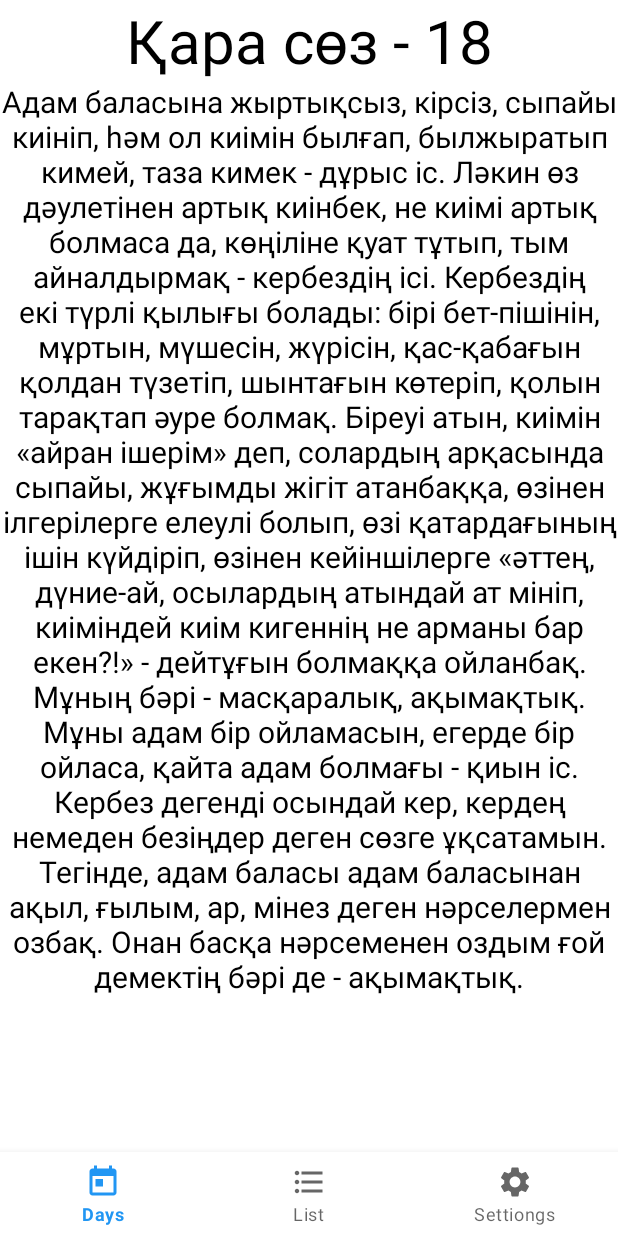
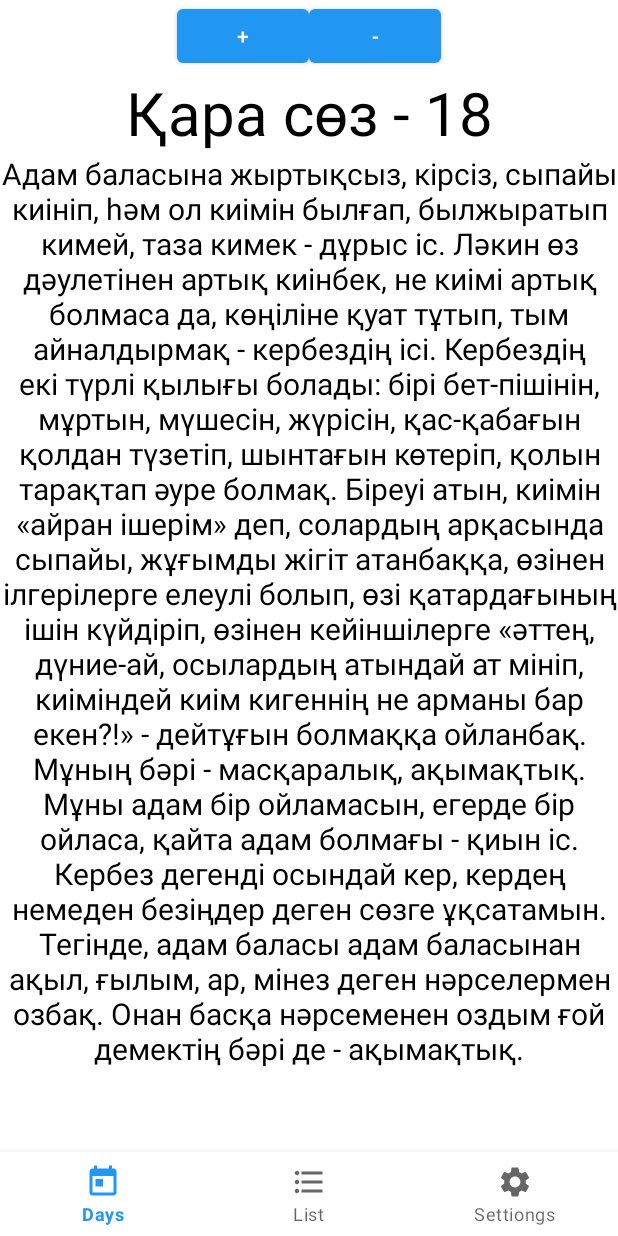
Before and after one commit to jumagaliev1/bugin-erten, an Android app: the screen it shows after launch (MainActivity), on a phone screen of 412 x 824 dp. Run offline under Robolectric (Android 15) with nearby library versions, the phone set to English and light mode, and no system bars; our stand-ins replace Timber, data binding, navigation-ui.

Commit message:
transport to MVVM

```diff
--- a/app/build.gradle
+++ b/app/build.gradle
@@ -2,6 +2,7 @@ plugins {
     id 'com.android.application'
     id 'org.jetbrains.kotlin.android'
     id 'kotlin-android-extensions'
+    id 'kotlin-kapt'
 }
 
 android {
@@ -34,6 +35,7 @@ android {
 
     buildFeatures {
         viewBinding true
+        dataBinding true
     }
 }
 
@@ -46,6 +48,7 @@ dependencies {
     implementation 'androidx.navigation:navigation-fragment-ktx:2.5.3'
     implementation 'androidx.navigation:navigation-ui-ktx:2.5.3'
     implementation 'com.jakewharton.timber:timber:4.7.1'
+    implementation 'androidx.lifecycle:lifecycle-viewmodel-ktx:2.3.1'
     testImplementation 'junit:junit:4.13.2'
     androidTestImplementation 'androidx.test.ext:junit:1.1.3'
     androidTestImplementation 'androidx.test.espresso:espresso-core:3.4.0'
--- a/app/src/main/java/com/example/bugin_erten/DaysFragment.kt
+++ b/app/src/main/java/com/example/bugin_erten/DaysFragment.kt
@@ -5,13 +5,17 @@ import androidx.fragment.app.Fragment
 import android.view.LayoutInflater
 import android.view.View
 import android.view.ViewGroup
+import android.widget.Button
+import androidx.databinding.DataBindingUtil
+import androidx.fragment.app.viewModels
 import androidx.viewpager.widget.ViewPager
-import com.example.bugin_erten.databinding.ActivityMainBinding
 import com.example.bugin_erten.databinding.FragmentDaysBinding
+import com.google.android.material.dialog.MaterialAlertDialogBuilder
 import com.google.android.material.tabs.TabLayout
 import com.google.android.material.tabs.TabLayout.Tab
 import kotlinx.android.synthetic.main.activity_main.*
 import kotlinx.android.synthetic.main.fragment_days.*
+import kotlinx.android.synthetic.main.fragment_days.view.*
 import timber.log.Timber
 
 class DaysFragment : Fragment() {
@@ -19,6 +23,7 @@ class DaysFragment : Fragment() {
     private var _binding: FragmentDaysBinding? = null
     private val binding: FragmentDaysBinding get() = _binding!!
 
+    private val viewModel: DaysViewModel by viewModels()
     override fun onCreateView(
         inflater: LayoutInflater, container: ViewGroup?,
         savedInstanceState: Bundle?
@@ -26,12 +31,29 @@ class DaysFragment : Fragment() {
     ): View {
         // Inflate the layout for this fragment
         Timber.i("DaysFragment onCreateView called")
-        _binding = FragmentDaysBinding.inflate(inflater, container, false)
+        _binding = DataBindingUtil.inflate(inflater, R.layout.fragment_days, container, false)
+        val btn_increase = binding.root.btn_increase as Button
+        val btn_decrease = binding.root.btn_decrease as Button
+        btn_increase.setOnClickListener {
+            viewModel.increaseSize()
+            showChangedSizeDialog()
+        }
+        btn_decrease.setOnClickListener {
+            viewModel.decreaseSize()
+            showChangedSizeDialog()
+        }
         return binding.root
     }
 
     override fun onViewCreated(view: View, savedInstanceState: Bundle?) {
         super.onViewCreated(view, savedInstanceState)
+        binding.daysViewModel = viewModel
+        binding.newSize = viewModel.textSize.value
+        binding.lifecycleOwner = viewLifecycleOwner
+
+//        viewModel.textSize.observe(viewLifecycleOwner) { newSize ->
+//                binding.root.main_words.textSize = newSize
+//        }
         Timber.i("DaysFragment onViewCreated called")
 //        binding.viewPager.adapter = PageAdapter(childFragmentManager)
 //        binding.tabLayout.setupWithViewPager(viewPager)
@@ -42,4 +64,17 @@ class DaysFragment : Fragment() {
         Timber.i("DaysFragment onDestroyView called")
         _binding = null
     }
+
+    private fun showChangedSizeDialog() {
+        MaterialAlertDialogBuilder(requireContext())
+            .setTitle("Information!")
+            .setMessage("Your new Size ${viewModel.textSize.value}",)
+            .setCancelable(true)
+            .show()
+
+    }
+    fun changeSize() {
+        viewModel.changeSize()
+        showChangedSizeDialog()
+    }
 }
--- /dev/null
+++ b/app/src/main/java/com/example/bugin_erten/DaysViewModel.kt
@@ -0,0 +1,34 @@
+package com.example.bugin_erten
+
+import android.util.Log
+import androidx.lifecycle.MutableLiveData
+import androidx.lifecycle.ViewModel
+
+class DaysViewModel: ViewModel() {
+
+    private var textColor = "#000000"
+    private var style = "bold"
+    private val _textSize = MutableLiveData<Float>()
+    val textSize: MutableLiveData<Float> get() = _textSize
+
+    init {
+        _textSize.value = 20.0f
+    }
+    fun changeSize() {
+        _textSize.value = 25.0f
+    }
+    fun increaseSize() {
+        if (_textSize.value!! == 50.0f) {
+            return
+        }
+
+        _textSize.value = _textSize.value?.plus(1)
+    }
+
+    fun decreaseSize() {
+        if (_textSize.value!! == 20f) {
+            return
+        }
+        _textSize.value = _textSize.value?.minus(1)
+    }
+}
--- a/app/src/main/java/com/example/bugin_erten/ListFragment.kt
+++ b/app/src/main/java/com/example/bugin_erten/ListFragment.kt
@@ -5,6 +5,7 @@ import androidx.fragment.app.Fragment
 import android.view.LayoutInflater
 import android.view.View
 import android.view.ViewGroup
+import androidx.fragment.app.viewModels
 import androidx.recyclerview.widget.LinearLayoutManager
 import androidx.recyclerview.widget.RecyclerView
 import kotlinx.android.synthetic.main.fragment_list.*
--- a/app/src/main/java/com/example/bugin_erten/RecyclerAdapter.kt
+++ b/app/src/main/java/com/example/bugin_erten/RecyclerAdapter.kt
@@ -8,7 +8,6 @@ import android.widget.TextView
 import androidx.recyclerview.widget.RecyclerView
 
 class RecyclerAdapter: RecyclerView.Adapter<RecyclerAdapter.ViewHolder>() {
-
     private var title = arrayOf("one", "two", "three", "four", "five", "six", "seven", "eight", "nine", "ten" )
     private var images = intArrayOf(R.drawable.abay, R.drawable.abay, R.drawable.abay,R.drawable.abay, R.drawable.abay, R.drawable.abay,R.drawable.abay, R.drawable.abay, R.drawable.abay,R.drawable.abay)
     override fun onCreateViewHolder(parent: ViewGroup, viewType: Int): RecyclerAdapter.ViewHolder {
--- a/app/src/main/res/layout/fragment_days.xml
+++ b/app/src/main/res/layout/fragment_days.xml
@@ -1,34 +1,71 @@
 <?xml version="1.0" encoding="utf-8"?>
-<FrameLayout xmlns:android="http://schemas.android.com/apk/res/android"
+<layout xmlns:android="http://schemas.android.com/apk/res/android"
     xmlns:tools="http://schemas.android.com/tools"
+    xmlns:app="http://schemas.android.com/apk/res-auto">
+
+    <data>
+        <variable
+            name="daysViewModel"
+            type="com.example.bugin_erten.DaysViewModel" />
+        <variable
+            name="newSize"
+            type="Float" />
+    </data>
+
+    <FrameLayout
         android:layout_width="match_parent"
         android:layout_height="match_parent"
-    xmlns:app="http://schemas.android.com/apk/res-auto"
         tools:context=".DaysFragment">
 
         <ScrollView
             android:layout_width="match_parent"
             android:layout_height="match_parent">
+
             <LinearLayout
                 android:layout_width="match_parent"
                 android:layout_height="wrap_content"
                 android:orientation="vertical">
+                <LinearLayout
+                    android:gravity="center"
+                    android:id="@+id/line3"
+                    android:layout_width="match_parent"
+                    android:layout_height="wrap_content"
+                    android:orientation="horizontal">
+
+                    <Button
+                        android:id="@+id/btn_increase"
+                        android:layout_width="wrap_content"
+                        android:layout_height="wrap_content"
+                        android:text="+" />
+                    <Button
+                        android:id="@+id/btn_decrease"
+                        android:layout_width="wrap_content"
+                        android:layout_height="wrap_content"
+                        android:text="-"/>
+                </LinearLayout>
+
+
                 <TextView
                     android:layout_width="match_parent"
                     android:layout_height="match_parent"
                     android:text="Қара сөз - 18"
                     android:gravity="center"
                     android:textColor="@color/black"
-                android:textSize="40dp"/>
+                    android:textSize="40dp" />
+
                 <TextView
+                    android:id="@+id/main_words"
                     android:layout_width="match_parent"
                     android:layout_height="match_parent"
                     android:text="@string/qarasoz1"
                     android:gravity="center"
                     android:textColor="@color/black"
-                android:textSize="20dp"/>
+                    android:textSize="@{daysViewModel.textSize}"
+                   />
+
             </LinearLayout>
         </ScrollView>
 
 
     </FrameLayout>
+</layout>
```
Lines whose indentation alone changed are shown as unchanged.
